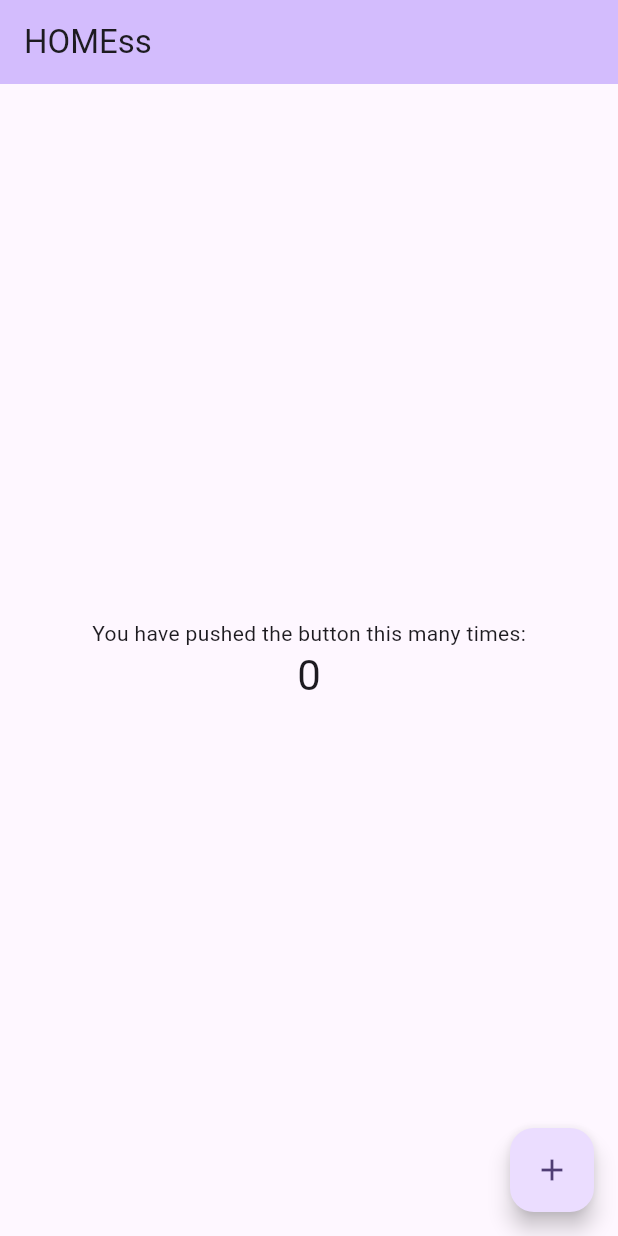
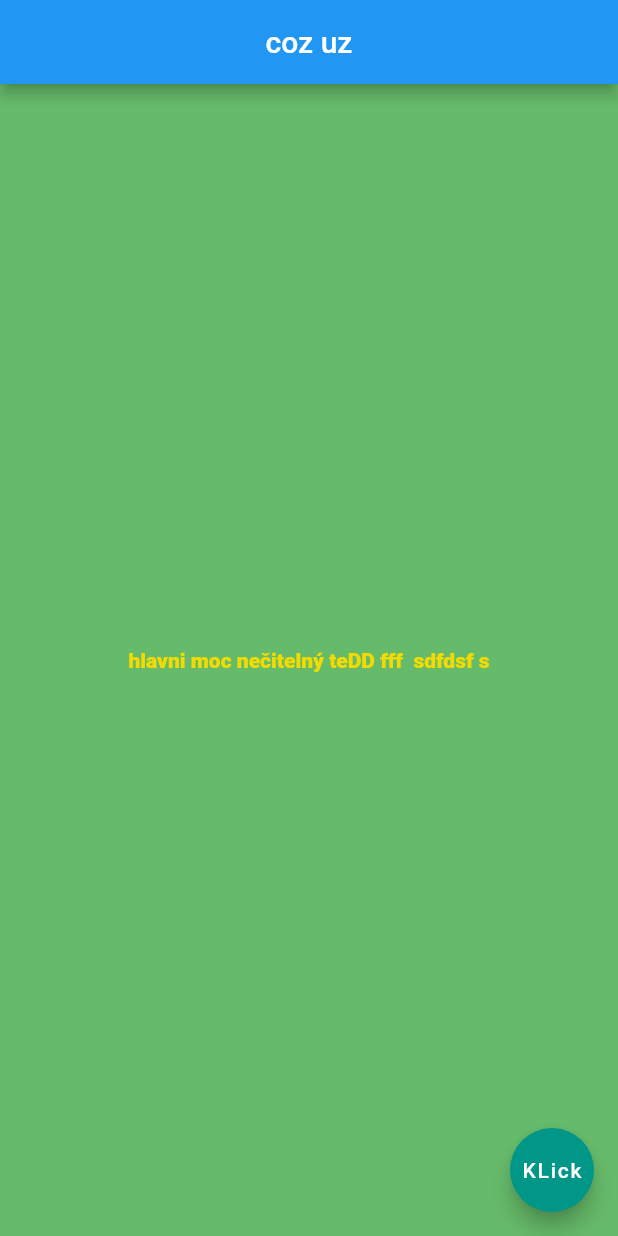
Before and after one commit to kristovanoha/firstHello, a Flutter app: the screen it shows after launch, on a phone screen of 412 x 824 dp. Run offline on Flutter 3.47's test engine with Material 2 defaults, Android fonts, the phone set to English and light mode, and no system bars; Roboto replaces fonts that are missing (IndieFlower).

Commit message:
prvni upravy

```diff
--- a/first_hello_test/lib/main.dart
+++ b/first_hello_test/lib/main.dart
@@ -1,125 +1,37 @@
 import 'package:flutter/material.dart';
 
-void main() {
-  runApp(const MyApp());
-}
 
-class MyApp extends StatelessWidget {
-  const MyApp({super.key});
+void main() => runApp(MaterialApp(
+ home:Scaffold(
+  appBar: AppBar(
+    title: Text("coz uz"),
+    centerTitle: true,
+  ),
+  body: Center(
+    child: Text('hlavni moc nečitelný teDD fff  sdfdsf s',
+    style: TextStyle(color: const Color.fromARGB(255, 243, 219, 1),
+    fontWeight: FontWeight.w800,
+    fontFamily: 'IndieFlower'),
 
-  // This widget is the root of your application.
-  @override
-  Widget build(BuildContext context) {
-    return MaterialApp(
-      title: 'Flutter Demo',
-      theme: ThemeData(
-        // This is the theme of your application.
-        //
-        // TRY THIS: Try running your application with "flutter run". You'll see
-        // the application has a blue toolbar. Then, without quitting the app,
-        // try changing the seedColor in the colorScheme below to Colors.green
-        // and then invoke "hot reload" (save your changes or press the "hot
-        // reload" button in a Flutter-supported IDE, or press "r" if you used
-        // the command line to start the app).
-        //
-        // Notice that the counter didn't reset back to zero; the application
-        // state is not lost during the reload. To reset the state, use hot
-        // restart instead.
-        //
-        // This works for code too, not just values: Most code changes can be
-        // tested with just a hot reload.
-        colorScheme: ColorScheme.fromSeed(seedColor: Colors.deepPurple),
-        useMaterial3: true,
-      ),
-      home: const MyHomePage(title: 'HOMEss'),
-    );
-  }
-}
+    ),
 
-class MyHomePage extends StatefulWidget {
-  const MyHomePage({super.key, required this.title});
+    ),
+    floatingActionButton: FloatingActionButton(
+      onPressed: () {  },
+      child: Text('KLick'),
+      backgroundColor: Colors.teal,
+    ),
+    backgroundColor: Colors.green[400],
+    // bottomNavigationBar:  ,
+  )
+));
 
-  // This widget is the home page of your application. It is stateful, meaning
-  // that it has a State object (defined below) that contains fields that affect
-  // how it looks.
 
-  // This class is the configuration for the state. It holds the values (in this
-  // case the title) provided by the parent (in this case the App widget) and
-  // used by the build method of the State. Fields in a Widget subclass are
-  // always marked "final".
-
-  final String title;
-
-  @override
-  State<MyHomePage> createState() => _MyHomePageState();
-}
-
-class _MyHomePageState extends State<MyHomePage> {
-  int _counter = 0;
-
-  void _incrementCounter() {
-    setState(() {
-      // This call to setState tells the Flutter framework that something has
-      // changed in this State, which causes it to rerun the build method below
-      // so that the display can reflect the updated values. If we changed
-      // _counter without calling setState(), then the build method would not be
-      // called again, and so nothing would appear to happen.
-      _counter++;
-    });
-  }
+class test extends StatelessWidget {
+  const MyWidget({super.key});
 
   @override
   Widget build(BuildContext context) {
-    // This method is rerun every time setState is called, for instance as done
-    // by the _incrementCounter method above.
-    //
-    // The Flutter framework has been optimized to make rerunning build methods
-    // fast, so that you can just rebuild anything that needs updating rather
-    // than having to individually change instances of widgets.
-    return Scaffold(
-      appBar: AppBar(
-        // TRY THIS: Try changing the color here to a specific color (to
-        // Colors.amber, perhaps?) and trigger a hot reload to see the AppBar
-        // change color while the other colors stay the same.
-        backgroundColor: Theme.of(context).colorScheme.inversePrimary,
-        // Here we take the value from the MyHomePage object that was created by
-        // the App.build method, and use it to set our appbar title.
-        title: Text(widget.title),
-      ),
-      body: Center(
-        // Center is a layout widget. It takes a single child and positions it
-        // in the middle of the parent.
-        child: Column(
-          // Column is also a layout widget. It takes a list of children and
-          // arranges them vertically. By default, it sizes itself to fit its
-          // children horizontally, and tries to be as tall as its parent.
-          //
-          // Column has various properties to control how it sizes itself and
-          // how it positions its children. Here we use mainAxisAlignment to
-          // center the children vertically; the main axis here is the vertical
-          // axis because Columns are vertical (the cross axis would be
-          // horizontal).
-          //
-          // TRY THIS: Invoke "debug painting" (choose the "Toggle Debug Paint"
-          // action in the IDE, or press "p" in the console), to see the
-          // wireframe for each widget.
-          mainAxisAlignment: MainAxisAlignment.center,
-          children: <Widget>[
-            const Text(
-              'You have pushed the button this many times:',
-            ),
-            Text(
-              '$_counter',
-              style: Theme.of(context).textTheme.headlineMedium,
-            ),
-          ],
-        ),
-      ),
-      floatingActionButton: FloatingActionButton(
-        onPressed: _incrementCounter,
-        tooltip: 'Increment',
-        child: const Icon(Icons.add),
-      ), // This trailing comma makes auto-formatting nicer for build methods.
-    );
+    return const Placeholder();
   }
 }
```
Also changed, not shown: first_hello_test/pubspec.yaml (+5 -11 lines), first_hello_test/fonts/IndieFlower-Regular.ttf (added), first_hello_test/lib/fonts/IndieFlower-Regular.ttf (added), 1 other file.
